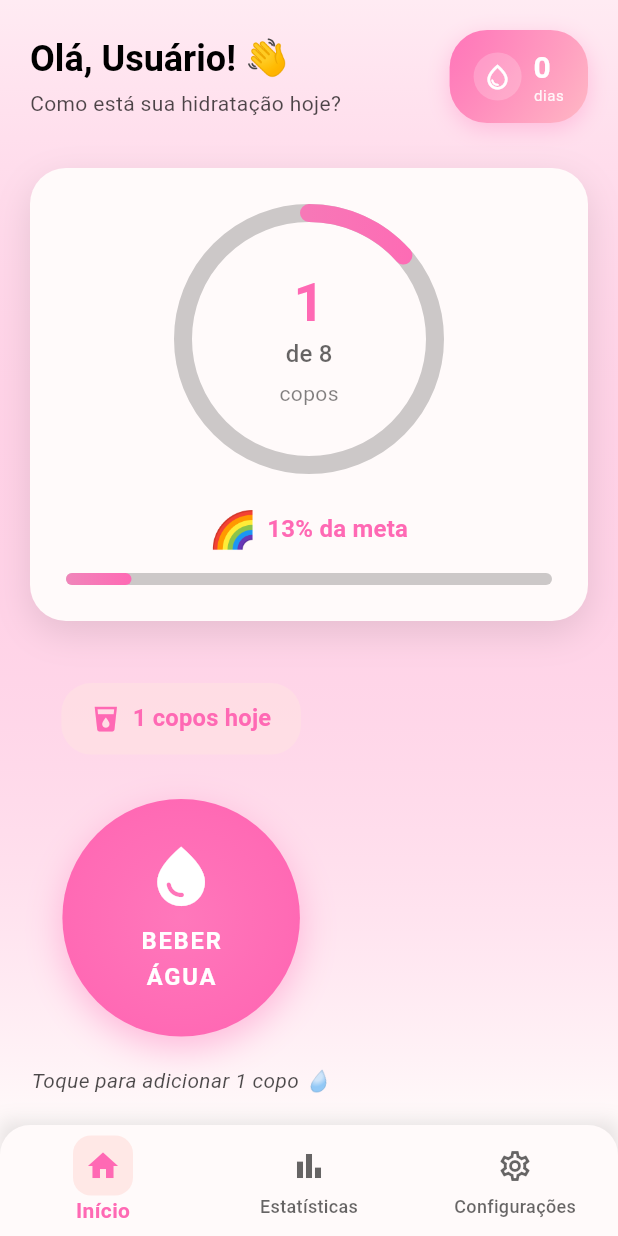
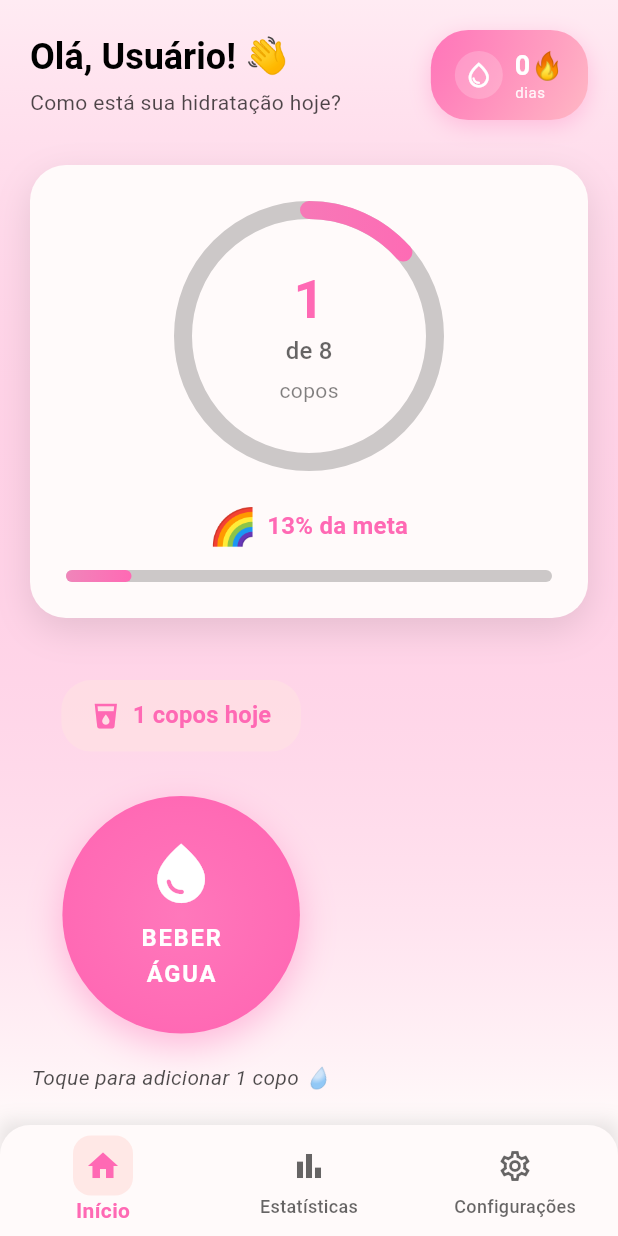
Before and after one commit to MrRafha/Hello-Kitty-Drink-Wather, a Flutter app: the screen it shows after launch, after a tap on "BEBER", on a phone screen of 412 x 824 dp. Run offline on Flutter 3.47's test engine with Material 3 defaults, Android fonts, the phone set to English and light mode, and no system bars; our stand-ins replace fl_chart, flutter_local_notifications, permission_handler, shared_preferences, timezone; accounts and stored records are empty; Roboto replaces fonts that are missing (Nunito).

Commit message:
🎀 Release v1.2.1: Correções de Streak Widget e Notificações Hello Kitty
✅ Corrigido streak widget que estava desaparecendo
✅ Implementado ícone Hello Kitty nas notificações
✅ Adicionados ícones hello_kitty_notification.png em todas as resoluções
✅ Corrigido problema de renderização do StreakWidget
✅ Substituído ícone Flutter por Hello Kitty nas notificações

Fixes: #streak-widget-missing #flutter-icon-notifications

```diff
--- a/lib/services/notification_service.dart
+++ b/lib/services/notification_service.dart
@@ -30,7 +30,7 @@ class NotificationService {
   Future<void> init() async {
     // Configuração para Android usando o ícone do kitty
     const AndroidInitializationSettings initializationSettingsAndroid =
-        AndroidInitializationSettings('@mipmap/kitty');
+        AndroidInitializationSettings('@mipmap/hello_kitty_notification');
 
     // Configuração para iOS
     const DarwinInitializationSettings initializationSettingsIOS =
@@ -195,7 +195,7 @@ class NotificationService {
       channelDescription: 'Notificações para lembrar de beber água',
       importance: Importance.high,
       priority: Priority.high,
-      icon: '@mipmap/kitty',
+      icon: '@mipmap/hello_kitty_notification',
       playSound: true,
       enableVibration: true,
       styleInformation: BigTextStyleInformation(''),
@@ -265,7 +265,7 @@ class NotificationService {
       channelDescription: 'Lembrete imediato para beber água',
       importance: Importance.high,
       priority: Priority.high,
-      icon: '@mipmap/kitty',
+      icon: '@mipmap/hello_kitty_notification',
       playSound: true,
       enableVibration: true,
       ticker: 'Lembrete da Hello Kitty',
--- a/lib/widgets/streak_widget.dart
+++ b/lib/widgets/streak_widget.dart
@@ -50,11 +50,11 @@ class StreakWidget extends StatelessWidget {
               mainAxisSize: MainAxisSize.min,
               children: [
                 Text(
-                  '${streak.currentStreak}',
+                  '${streak.currentStreak}🔥',
                   style: theme.textTheme.titleLarge?.copyWith(
                     color: Colors.white,
                     fontWeight: FontWeight.bold,
-                    fontSize: 20,
+                    fontSize: 18,
                   ),
                 ),
                 Text(
```
Also changed, not shown: 6 other files.
